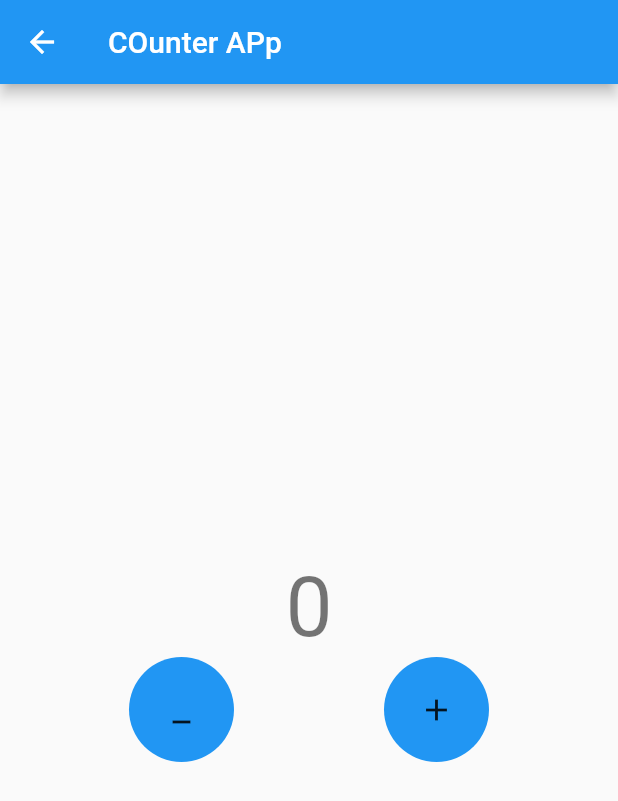
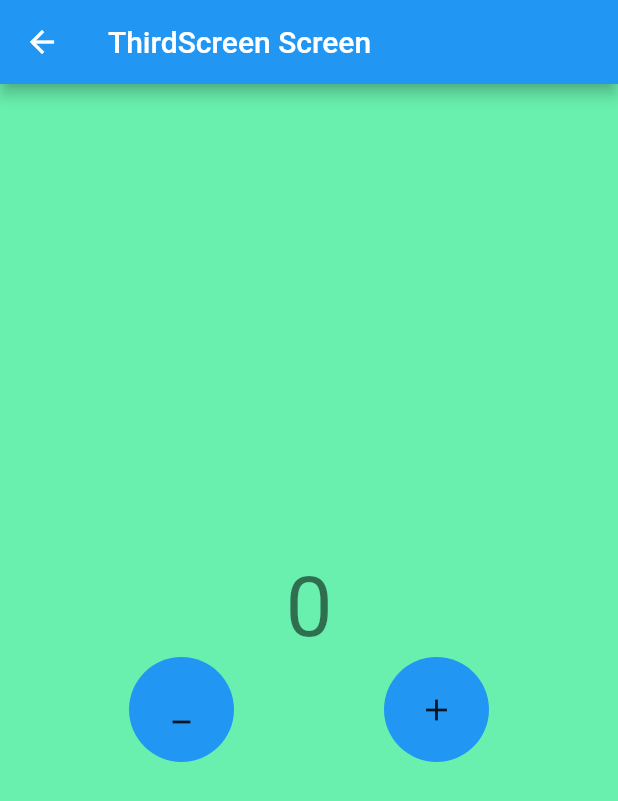
Before and after one commit to rizwanshah123/bloc_architecture, a Flutter app: the ThirdScreen screen opened by its route, on a phone screen of 412 x 824 dp. Shown: the top 801 px of the screen. Run offline on Flutter 3.47's test engine with Material 2 defaults, Android fonts, the phone set to English and light mode, and no system bars; our stand-ins replace flutter_bloc.

Commit message:
update the code

```diff
--- a/lib/presentation/routes/app_route.dart
+++ b/lib/presentation/routes/app_route.dart
@@ -1,3 +1,4 @@
+import 'package:bloc_example/logic/cubit/counter_cubit.dart';
 import 'package:bloc_example/presentation/routes/routes_name.dart';
 import 'package:bloc_example/presentation/screens/home_screen.dart';
 import 'package:bloc_example/presentation/screens/second_screen.dart';
@@ -19,11 +20,12 @@ class AppRoute {
       case RouteNames.thirdScreen:
         return MaterialPageRoute(
             builder: (_) => const ThirdScreen(
-                title: 'ThirdScreen Screen', color: Colors.blueAccent));
+                title: 'ThirdScreen Screen', color: Colors.greenAccent));
       default:
-        return MaterialPageRoute(builder: (_) => const Scaffold(
-          body: Center(child: Text('No Route Found')),
-        ));
+        return MaterialPageRoute(
+            builder: (_) => const Scaffold(
+                  body: Center(child: Text('No Route Found')),
+                ));
     }
   }
 }
--- a/lib/presentation/screens/home_screen.dart
+++ b/lib/presentation/screens/home_screen.dart
@@ -1,3 +1,4 @@
+import 'package:bloc_example/presentation/routes/routes_name.dart';
 import 'package:flutter/material.dart';
 import 'package:flutter_bloc/flutter_bloc.dart';
 import '../../logic/cubit/counter_cubit.dart';
@@ -5,13 +6,15 @@ import '../component/circular_button.dart';
 
 class HomePage extends StatelessWidget {
   final String title;
- final Color color;
-  const HomePage({Key? key,required this.title,required this.color}) : super(key: key);
+  final Color color;
+  const HomePage({Key? key, required this.title, required this.color})
+      : super(key: key);
 
   @override
   Widget build(BuildContext context) {
     return Scaffold(
-        appBar: AppBar(title: const Text('COunter APp')),
+        backgroundColor: color,
+        appBar: AppBar(title: Text(title)),
         body: Column(mainAxisAlignment: MainAxisAlignment.center, children: [
           BlocConsumer<CounterCubit, CounterState>(
             listener: (context, state) {
@@ -53,6 +56,18 @@ class HomePage extends StatelessWidget {
                 },
               ),
             ],
+          ),
+          MaterialButton(
+            onPressed: () {
+              Navigator.pushNamed(context, RouteNames.secondScreen);
+            },
+            child: const Text('Second Screen'),
+          ),
+          MaterialButton(
+            onPressed: () {
+              Navigator.pushNamed(context, RouteNames.thirdScreen);
+            },
+            child: const Text('Third Screen'),
           )
         ]));
   }
--- a/lib/presentation/screens/second_screen.dart
+++ b/lib/presentation/screens/second_screen.dart
@@ -11,7 +11,8 @@ class SecondScreen extends StatelessWidget {
   @override
   Widget build(BuildContext context) {
     return Scaffold(
-        appBar: AppBar(title: const Text('COunter APp')),
+       backgroundColor: color,
+        appBar: AppBar(title:  Text(title)),
         body: Column(mainAxisAlignment: MainAxisAlignment.center, children: [
           BlocConsumer<CounterCubit, CounterState>(
             listener: (context, state) {
--- a/lib/presentation/screens/third_screen.dart
+++ b/lib/presentation/screens/third_screen.dart
@@ -11,7 +11,8 @@ class ThirdScreen extends StatelessWidget {
   @override
   Widget build(BuildContext context) {
     return Scaffold(
-        appBar: AppBar(title: const Text('COunter APp')),
+      backgroundColor: color,
+        appBar: AppBar(title:  Text(title)),
         body: Column(mainAxisAlignment: MainAxisAlignment.center, children: [
           BlocConsumer<CounterCubit, CounterState>(
             listener: (context, state) {
```
Also changed, not shown: lib/main.dart (+4 -3 lines).
